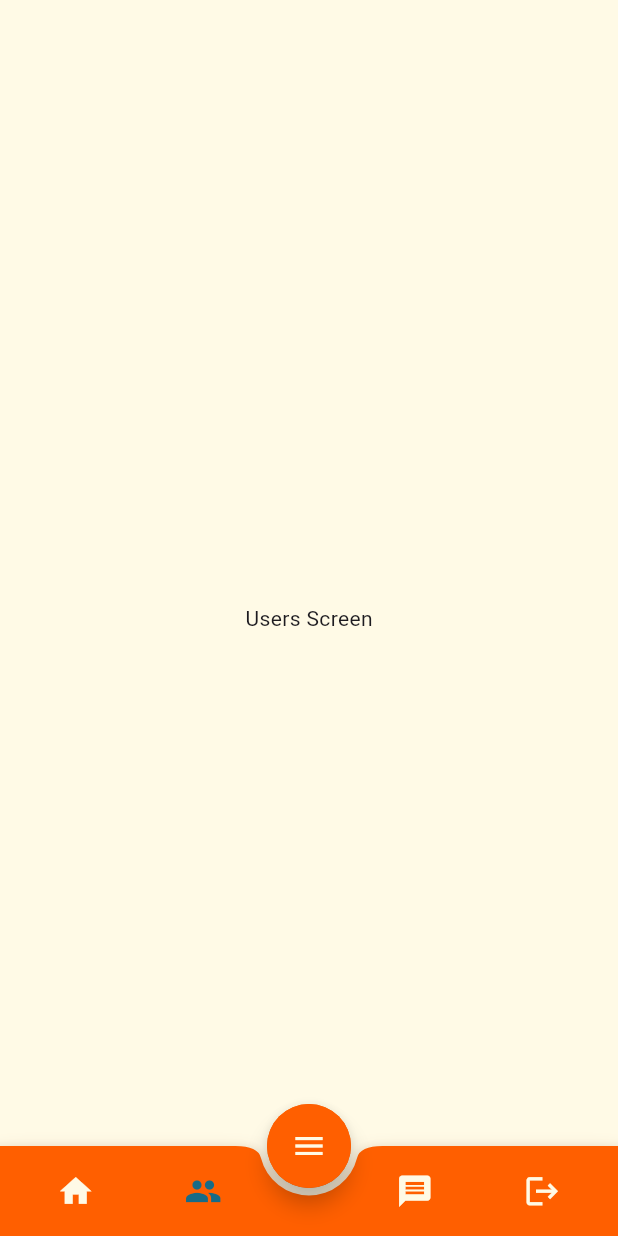
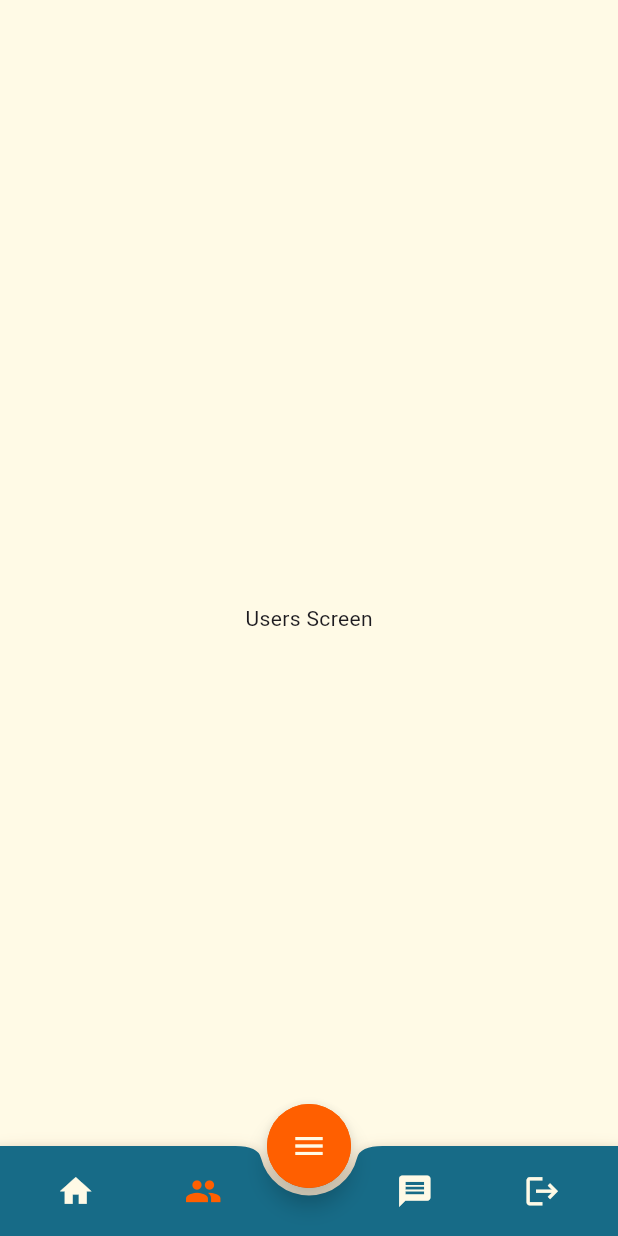
Before and after one commit to gmulonga/quicloan, a Flutter app: the Homepage screen opened by its route, after a tap on the "people" icon, on a phone screen of 412 x 824 dp. Run offline on Flutter 3.47's test engine with Material 3 defaults, Android fonts, the phone set to English and light mode, and no system bars; our stand-ins replace dashed_circular_progress_bar.

Commit message:
refactor: changing the colors

```diff
--- a/lib/Components/ProgressBars.dart
+++ b/lib/Components/ProgressBars.dart
@@ -38,7 +38,7 @@ class ProgressBars extends StatelessWidget {
                 builder: (_, double value, __) => Text(
                   '${value.toInt()}%',
                   style: TextStyle(
-                    color: kOrange,
+                    color: kCream,
                     fontWeight: FontWeight.w300,
                     fontSize: 20,
                   ),
@@ -73,15 +73,8 @@ class ProgressBars extends StatelessWidget {
                     Text(
                       '${daysProgress.toInt()}',
                       style: TextStyle(
-                        color: kOrange,
+                        color: kCream,
                         fontSize: 20,
-                      ),
-                    ),
-                    Text(
-                      'Days',
-                      style: TextStyle(
-                        color: kOrange,
-                        fontSize: 15,
                       ),
                     ),
                   ],
--- a/lib/Components/ReusableCard.dart
+++ b/lib/Components/ReusableCard.dart
@@ -53,7 +53,7 @@ class ReusableCard extends StatelessWidget {
                         Icon(
                           icon,
                           size: 40,
-                          color: kOrange,
+                          color: kSilver,
                         ),
                         SizedBox(
                           width: 10,
@@ -61,7 +61,7 @@ class ReusableCard extends StatelessWidget {
                         Container(
                           height: 50,
                           width: 3,
-                          color: kOrange,
+                          color: kSilver,
                         ),
                         Padding(
                           padding: EdgeInsets.symmetric(horizontal: 20),
--- a/lib/Contstants.dart
+++ b/lib/Contstants.dart
@@ -4,7 +4,7 @@ const kCream = Color(0xFFFFFAE6);
 const kOrange = Color(0xFFFF5F00);
 const kNavyBlue = Color(0xFF176B87);
 const kWhite = Color(0xFFFFFFFF);
-const kLightOrange = Color(0xFFFFBE98);
+const kSilver = Color(0xFFEBF4F6);
 
 const kLightThemeText = TextStyle(color: kNavyBlue, fontSize: 15);
 const kDarkThemeText = TextStyle(color: kWhite, fontSize: 15);
--- a/lib/Screens/Dashboard.dart
+++ b/lib/Screens/Dashboard.dart
@@ -21,13 +21,14 @@ class _DashboardState extends State<Dashboard> {
             Column(
               children: [
                 Padding(
-                  padding: EdgeInsets.only(top: 20, left: 15, right: 15),
+                  padding: EdgeInsets.only(top: 10, left: 15, right: 15),
                   child: Row(
                     mainAxisAlignment: MainAxisAlignment.spaceBetween,
                     children: [
-                      Icon(
-                        Icons.bolt,
-                        color: kNavyBlue,
+                      Image(
+                        image: AssetImage('images/logo.png'),
+                        height: 45,
+                        width: 45,
                       ),
                       Icon(
                         Icons.notifications,
@@ -37,7 +38,7 @@ class _DashboardState extends State<Dashboard> {
                   ),
                 ),
                 Padding(
-                  padding: EdgeInsets.symmetric(horizontal: 15, vertical: 10),
+                  padding: EdgeInsets.symmetric(horizontal: 15, vertical: 5),
                   child: Row(
                     children: [
                       Icon(
@@ -60,7 +61,7 @@ class _DashboardState extends State<Dashboard> {
                     width: double.infinity,
                     decoration: BoxDecoration(
                       borderRadius: BorderRadius.circular(20),
-                      color: kWhite,
+                      color: kNavyBlue,
                       boxShadow: [
                         BoxShadow(
                           color: Colors.grey.withOpacity(0.5),
@@ -78,7 +79,7 @@ class _DashboardState extends State<Dashboard> {
                           Text(
                             'Outstanding Loan',
                             style: TextStyle(
-                              color: kNavyBlue,
+                              color: kCream,
                               fontSize: 20,
                             ),
                           ),
@@ -86,7 +87,7 @@ class _DashboardState extends State<Dashboard> {
                             'Ksh:',
                             style: TextStyle(
                               fontSize: 20,
-                              color: kNavyBlue,
+                              color: kCream,
                             ),
                           ),
                           Row(
@@ -96,8 +97,7 @@ class _DashboardState extends State<Dashboard> {
                               ),
                               Text(
                                 '20,000',
-                                style:
-                                    TextStyle(color: kNavyBlue, fontSize: 35),
+                                style: TextStyle(color: kCream, fontSize: 35),
                               )
                             ],
                           ),
@@ -108,11 +108,11 @@ class _DashboardState extends State<Dashboard> {
                               children: [
                                 Text(
                                   'Percentage paid',
-                                  style: TextStyle(color: kNavyBlue),
+                                  style: TextStyle(color: kCream),
                                 ),
                                 Text(
                                   'Days remaining',
-                                  style: TextStyle(color: kNavyBlue),
+                                  style: TextStyle(color: kCream),
                                 )
                               ],
                             ),
--- a/lib/Screens/Homescreen.dart
+++ b/lib/Screens/Homescreen.dart
@@ -45,7 +45,7 @@ class _HomepageState extends State<Homepage> {
         shadowColor: kOrange,
         padding: const EdgeInsets.symmetric(horizontal: 10),
         height: 60,
-        color: kOrange,
+        color: kNavyBlue,
         shape: const CircularNotchedRectangle(),
         notchMargin: 5,
         child: Row(
@@ -57,7 +57,7 @@ class _HomepageState extends State<Homepage> {
               padding: EdgeInsets.only(left: 28.0),
               icon: Icon(
                 Icons.home,
-                color: _selectedIndex == 0 ? kNavyBlue : kCream,
+                color: _selectedIndex == 0 ? kOrange : kCream,
               ),
               onPressed: () {
                 setState(() {
@@ -71,7 +71,7 @@ class _HomepageState extends State<Homepage> {
               padding: EdgeInsets.only(right: 28.0),
               icon: Icon(
                 Icons.people,
-                color: _selectedIndex == 1 ? kNavyBlue : kCream,
+                color: _selectedIndex == 1 ? kOrange : kCream,
               ),
               onPressed: () {
                 setState(() {
@@ -85,7 +85,7 @@ class _HomepageState extends State<Homepage> {
               padding: EdgeInsets.only(left: 28.0),
               icon: Icon(
                 Icons.message,
-                color: _selectedIndex == 2 ? kNavyBlue : kCream,
+                color: _selectedIndex == 2 ? kOrange : kCream,
               ),
               onPressed: () {
                 setState(() {
@@ -99,12 +99,11 @@ class _HomepageState extends State<Homepage> {
               padding: EdgeInsets.only(right: 28.0),
               icon: Icon(
                 Icons.logout,
-                color: _selectedIndex == 3 ? kNavyBlue : kCream,
+                color: _selectedIndex == 3 ? kOrange : kCream,
               ),
               onPressed: () {
                 setState(() {
                   _selectedIndex = 3;
-
                   Navigator.pop(context);
                 });
               },
```
